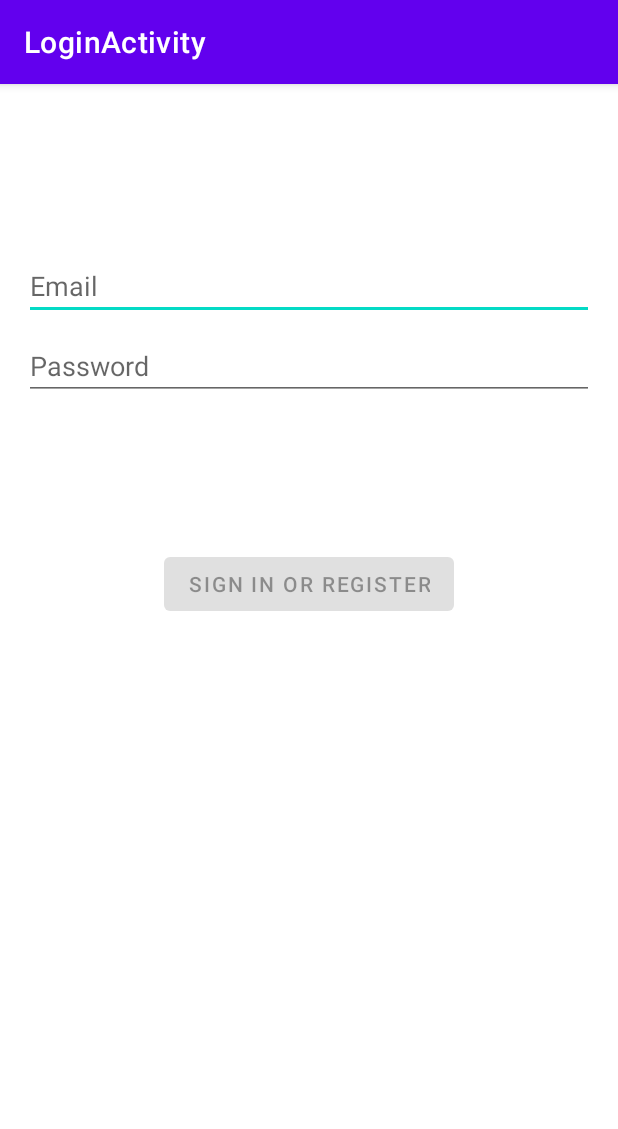
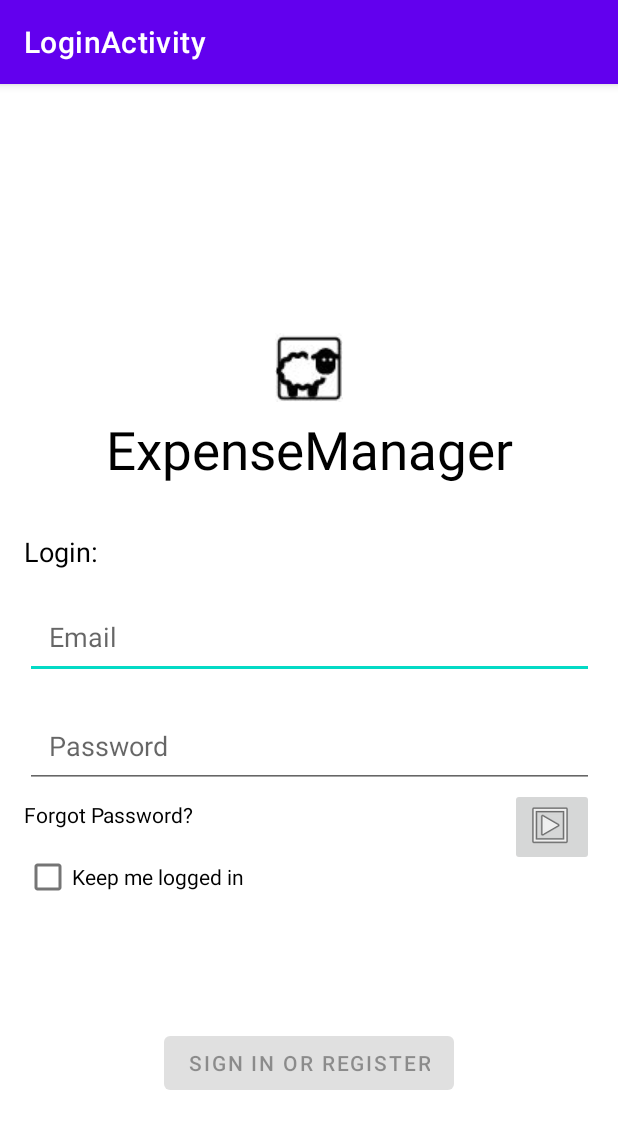
Before and after one commit to instantwolf/expense_management, an Android app: the screen it shows after launch (LoginActivity), on a phone screen of 412 x 824 dp. Shown: the top 1129 px of the screen. Run offline under Robolectric (Android 15) with nearby library versions, the phone set to English and light mode, and no system bars; 1 statement that could not run was skipped.

Commit message:
added activity login

```diff
--- a/app/src/main/res/layout/activity_login.xml
+++ b/app/src/main/res/layout/activity_login.xml
@@ -13,27 +13,29 @@
 
     <EditText
         android:id="@+id/username"
-        android:layout_width="0dp"
+        android:layout_width="379dp"
         android:layout_height="wrap_content"
-        android:layout_marginTop="96dp"
+        android:layout_marginTop="16dp"
         android:autofillHints="@string/prompt_email"
         android:hint="@string/prompt_email"
         android:inputType="textEmailAddress"
+        android:padding="16dp"
         android:selectAllOnFocus="true"
         app:layout_constraintEnd_toEndOf="parent"
         app:layout_constraintStart_toStartOf="parent"
-        app:layout_constraintTop_toTopOf="parent" />
+        app:layout_constraintTop_toBottomOf="@+id/textViewLogin" />
 
     <EditText
         android:id="@+id/password"
-        android:layout_width="0dp"
+        android:layout_width="379dp"
         android:layout_height="wrap_content"
-        android:layout_marginTop="8dp"
+        android:layout_marginTop="16dp"
         android:autofillHints="@string/prompt_password"
         android:hint="@string/prompt_password"
         android:imeActionLabel="@string/action_sign_in_short"
         android:imeOptions="actionDone"
         android:inputType="textPassword"
+        android:padding="16dp"
         android:selectAllOnFocus="true"
         app:layout_constraintEnd_toEndOf="parent"
         app:layout_constraintStart_toStartOf="parent"
@@ -44,28 +46,71 @@
         android:layout_width="wrap_content"
         android:layout_height="wrap_content"
         android:layout_gravity="start"
-        android:layout_marginTop="16dp"
-        android:layout_marginBottom="64dp"
         android:enabled="false"
         android:text="@string/action_sign_in"
         app:layout_constraintBottom_toBottomOf="parent"
         app:layout_constraintEnd_toEndOf="parent"
         app:layout_constraintStart_toStartOf="parent"
-        app:layout_constraintTop_toBottomOf="@+id/password"
-        app:layout_constraintVertical_bias="0.2" />
+        app:layout_constraintTop_toBottomOf="@+id/checkBoxKeepMeLoggedIn" />
 
-    <ProgressBar
-        android:id="@+id/loading"
+    <TextView
+        android:id="@+id/textViewTitel"
         android:layout_width="wrap_content"
         android:layout_height="wrap_content"
-        android:layout_gravity="center"
-        android:layout_marginTop="64dp"
-        android:layout_marginBottom="64dp"
-        android:visibility="gone"
-        app:layout_constraintBottom_toBottomOf="parent"
-        app:layout_constraintEnd_toEndOf="@+id/password"
-        app:layout_constraintStart_toStartOf="@+id/password"
+        android:layout_marginTop="8dp"
+        android:text="@string/app_name"
+        android:textColor="@color/black"
+        android:textSize="35sp"
+        app:layout_constraintEnd_toEndOf="parent"
+        app:layout_constraintStart_toStartOf="parent"
+        app:layout_constraintTop_toBottomOf="@+id/imageView" />
+
+    <TextView
+        android:id="@+id/textViewLogin"
+        android:layout_width="wrap_content"
+        android:layout_height="wrap_content"
+        android:layout_marginTop="32dp"
+        android:text="@string/Login"
+        android:textColor="@color/black"
+        android:textSize="18sp"
+        app:layout_constraintStart_toStartOf="parent"
+        app:layout_constraintTop_toBottomOf="@+id/textViewTitel" />
+
+    <TextView
+        android:id="@+id/textViewForgotPassword"
+        android:layout_width="wrap_content"
+        android:layout_height="wrap_content"
+        android:layout_marginTop="8dp"
+        android:text="@string/forgot_password"
+        android:textColor="@color/black"
+        app:layout_constraintStart_toStartOf="parent"
+        app:layout_constraintTop_toBottomOf="@+id/password" />
+
+    <CheckBox
+        android:id="@+id/checkBoxKeepMeLoggedIn"
+        android:layout_width="wrap_content"
+        android:layout_height="wrap_content"
+        android:layout_marginTop="8dp"
+        android:text="@string/Keep_me_logged_in"
+        app:layout_constraintStart_toStartOf="parent"
+        app:layout_constraintTop_toBottomOf="@+id/textViewForgotPassword" />
+
+    <ImageButton
+        android:id="@+id/imageButton"
+        android:layout_width="wrap_content"
+        android:layout_height="wrap_content"
+        app:layout_constraintEnd_toEndOf="parent"
+        app:layout_constraintTop_toBottomOf="@+id/password"
+        app:srcCompat="@android:drawable/ic_menu_slideshow" />
+
+    <ImageView
+        android:id="@+id/imageView"
+        android:layout_width="wrap_content"
+        android:layout_height="wrap_content"
+        android:layout_marginTop="150dp"
+        app:layout_constraintEnd_toEndOf="parent"
+        app:layout_constraintStart_toStartOf="parent"
         app:layout_constraintTop_toTopOf="parent"
-        app:layout_constraintVertical_bias="0.3" />
+        app:srcCompat="@drawable/logo" />
 
 </androidx.constraintlayout.widget.ConstraintLayout>
--- a/app/src/main/res/values/strings.xml
+++ b/app/src/main/res/values/strings.xml
@@ -15,6 +15,9 @@
     <string name="history">History</string>
     <string name="reminder">Reminder</string>
     <string name="settings">Settings</string>
+    <string name="forgot_password">Forgot Password?</string>
+    <string name="Keep_me_logged_in">Keep me logged in</string>
+    <string name="Login">Login:</string>
     <string-array name="category">
         <item>Hobby</item>
         <item>Work</item>
```
Also changed, not shown: app/src/main/res/drawable/logo.JPG (added).
